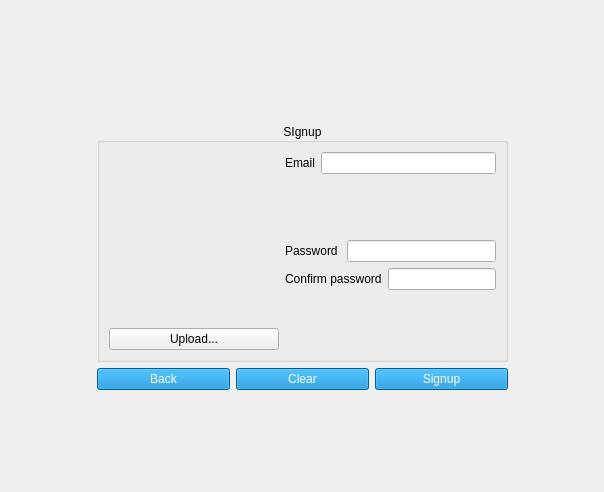
Qt form Client/signup.ui (PolitoTeam/Scriba) before a commit.
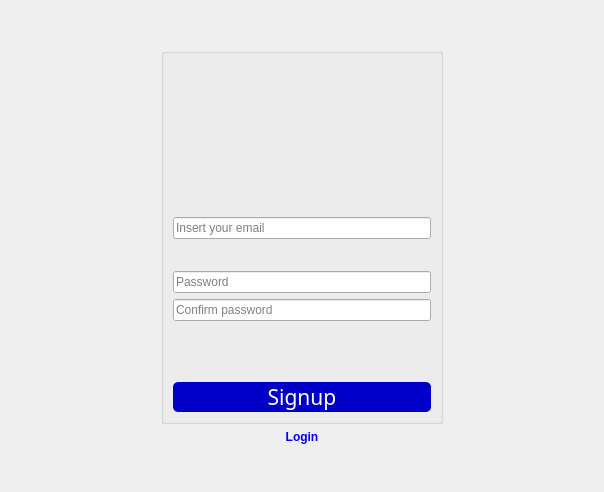
The same form after that commit. Icons and pictures are not drawn. Custom widgets are drawn as their Qt base class.

Commit message: Signup GUI + disable maximize button

Diff of the .ui file:
```diff
--- a/Client/signup.ui
+++ b/Client/signup.ui
@@ -13,35 +13,58 @@
   <property name="windowTitle">
    <string>Form</string>
   </property>
+  <property name="styleSheet">
+   <string notr="true">QToolTip { color: rgb(51, 51, 51); background-color: transparent; border: 0px; }
+QPushButton:hover#pushButtonBackLogin
+{
+	color: rgb(135,206,250)
+}
+QPushButton#pushButtonBackLogin
+{
+	color: rgb(0, 0, 255);
+}
+
+</string>
+  </property>
   <layout class="QGridLayout" name="gridLayout_2">
    <item row="0" column="0">
     <layout class="QGridLayout" name="gridLayout">
-     <item row="5" column="2" colspan="3">
-      <spacer name="verticalSpacer_3">
-       <property name="orientation">
-        <enum>Qt::Vertical</enum>
-       </property>
-       <property name="sizeHint" stdset="0">
-        <size>
-         <width>20</width>
-         <height>40</height>
-        </size>
-       </property>
-      </spacer>
-     </item>
-     <item row="2" column="0">
+     <item row="1" column="0">
       <spacer name="horizontalSpacer">
        <property name="orientation">
         <enum>Qt::Horizontal</enum>
        </property>
+       <property name="sizeType">
+        <enum>QSizePolicy::Maximum</enum>
+       </property>
        <property name="sizeHint" stdset="0">
         <size>
-         <width>40</width>
+         <width>150</width>
          <height>20</height>
         </size>
        </property>
       </spacer>
      </item>
+     <item row="2" column="3">
+      <widget class="QPushButton" name="pushButtonBackLogin">
+       <property name="font">
+        <font>
+         <weight>75</weight>
+         <bold>true</bold>
+        </font>
+       </property>
+       <property name="cursor">
+        <cursorShape>PointingHandCursor</cursorShape>
+       </property>
+       <property name="styleSheet">
+        <string notr="true">border: 0px;
+</string>
+       </property>
+       <property name="text">
+        <string>Login</string>
+       </property>
+      </widget>
+     </item>
      <item row="0" column="2" colspan="3">
       <spacer name="verticalSpacer_4">
        <property name="orientation">
@@ -55,25 +78,23 @@
        </property>
       </spacer>
      </item>
-     <item row="3" column="4" rowspan="2">
-      <widget class="QPushButton" name="pushButtonSignup">
-       <property name="styleSheet">
-        <string notr="true">color: rgb(255, 255, 255);
-border-color: rgb(33, 190, 43);
-background-color: rgb(0, 131, 206);</string>
+     <item row="1" column="5">
+      <spacer name="horizontalSpacer_2">
+       <property name="orientation">
+        <enum>Qt::Horizontal</enum>
        </property>
-       <property name="text">
-        <string>Signup</string>
+       <property name="sizeType">
+        <enum>QSizePolicy::Maximum</enum>
        </property>
-       <property name="autoDefault">
-        <bool>true</bool>
+       <property name="sizeHint" stdset="0">
+        <size>
+         <width>150</width>
+         <height>20</height>
+        </size>
        </property>
-       <property name="default">
-        <bool>false</bool>
-       </property>
-      </widget>
+      </spacer>
      </item>
-     <item row="2" column="2" colspan="3">
+     <item row="1" column="2" colspan="3">
       <widget class="QGroupBox" name="groupBox">
        <property name="sizePolicy">
         <sizepolicy hsizetype="Expanding" vsizetype="Expanding">
@@ -81,60 +102,84 @@
          <verstretch>0</verstretch>
         </sizepolicy>
        </property>
+       <property name="layoutDirection">
+        <enum>Qt::LeftToRight</enum>
+       </property>
+       <property name="styleSheet">
+        <string notr="true"/>
+       </property>
        <property name="title">
-        <string>SIgnup</string>
+        <string/>
        </property>
        <property name="alignment">
         <set>Qt::AlignCenter</set>
        </property>
-       <layout class="QHBoxLayout" name="horizontalLayout_3">
+       <layout class="QVBoxLayout" name="verticalLayout_2">
+        <item alignment="Qt::AlignHCenter|Qt::AlignVCenter">
+         <widget class="ClickableLabel" name="profile_image">
+          <property name="sizePolicy">
+           <sizepolicy hsizetype="Preferred" vsizetype="Preferred">
+            <horstretch>0</horstretch>
+            <verstretch>0</verstretch>
+           </sizepolicy>
+          </property>
+          <property name="minimumSize">
+           <size>
+            <width>120</width>
+            <height>120</height>
+           </size>
+          </property>
+          <property name="maximumSize">
+           <size>
+            <width>120</width>
+            <height>120</height>
+           </size>
+          </property>
+          <property name="cursor">
+           <cursorShape>ArrowCursor</cursorShape>
+          </property>
+          <property name="toolTip">
+           <string/>
+          </property>
+          <property name="styleSheet">
+           <string notr="true">border-color: rgb(252, 1, 7);
+
+</string>
+          </property>
+          <property name="text">
+           <string/>
+          </property>
+          <property name="alignment">
+           <set>Qt::AlignCenter</set>
+          </property>
+          <property name="wordWrap">
+           <bool>false</bool>
+          </property>
+          <property name="margin">
+           <number>0</number>
+          </property>
+         </widget>
+        </item>
         <item>
-         <layout class="QVBoxLayout" name="verticalLayout_5">
-          <property name="sizeConstraint">
-           <enum>QLayout::SetDefaultConstraint</enum>
+         <spacer name="verticalSpacer">
+          <property name="orientation">
+           <enum>Qt::Vertical</enum>
           </property>
-          <item>
-           <widget class="QLabel" name="profile_image">
-            <property name="minimumSize">
-             <size>
-              <width>170</width>
-              <height>170</height>
-             </size>
-            </property>
-            <property name="maximumSize">
-             <size>
-              <width>170</width>
-              <height>170</height>
-             </size>
-            </property>
-            <property name="text">
-             <string/>
-            </property>
-            <property name="alignment">
-             <set>Qt::AlignCenter</set>
-            </property>
-           </widget>
-          </item>
-          <item>
-           <widget class="QPushButton" name="pushButtonUpload">
-            <property name="text">
-             <string>Upload...</string>
-            </property>
-           </widget>
-          </item>
-         </layout>
+          <property name="sizeType">
+           <enum>QSizePolicy::Expanding</enum>
+          </property>
+          <property name="sizeHint" stdset="0">
+           <size>
+            <width>20</width>
+            <height>30</height>
+           </size>
+          </property>
+         </spacer>
         </item>
         <item>
          <layout class="QVBoxLayout" name="verticalLayout">
           <item>
            <layout class="QHBoxLayout" name="horizontalLayout">
-            <item>
-             <widget class="QLabel" name="labelUsername">
-              <property name="text">
-               <string>Email</string>
-              </property>
-             </widget>
-            </item>
             <item>
              <widget class="QLineEdit" name="lineEditUsername">
               <property name="styleSheet">
@@ -146,30 +191,79 @@
               <property name="echoMode">
                <enum>QLineEdit::Normal</enum>
               </property>
+              <property name="placeholderText">
+               <string>Insert your email</string>
+              </property>
              </widget>
             </item>
            </layout>
           </item>
           <item>
-           <widget class="QLabel" name="labelInfoUser">
-            <property name="styleSheet">
-             <string notr="true">color:red;
+           <layout class="QHBoxLayout" name="InfoUserGroup">
+            <item>
+             <spacer name="horizontalSpacer_3">
+              <property name="orientation">
+               <enum>Qt::Horizontal</enum>
+              </property>
+              <property name="sizeType">
+               <enum>QSizePolicy::Maximum</enum>
+              </property>
+              <property name="sizeHint" stdset="0">
+               <size>
+                <width>5</width>
+                <height>20</height>
+               </size>
+              </property>
+             </spacer>
+            </item>
+            <item>
+             <widget class="QLabel" name="iconInfoUser">
+              <property name="sizePolicy">
+               <sizepolicy hsizetype="Minimum" vsizetype="Minimum">
+                <horstretch>0</horstretch>
+                <verstretch>0</verstretch>
+               </sizepolicy>
+              </property>
+              <property name="maximumSize">
+               <size>
+                <width>15</width>
+                <height>15</height>
+               </size>
+              </property>
+              <property name="text">
+               <string/>
+              </property>
+              <property name="pixmap">
+               <pixmap resource="client.qrc">:/images/warning.png</pixmap>
+              </property>
+              <property name="scaledContents">
+               <bool>true</bool>
+              </property>
+             </widget>
+            </item>
+            <item>
+             <widget class="QLabel" name="labelInfoUser">
+              <property name="font">
+               <font>
+                <family>Trebuchet MS</family>
+                <italic>true</italic>
+                <underline>false</underline>
+                <kerning>true</kerning>
+               </font>
+              </property>
+              <property name="styleSheet">
+               <string notr="true">color:red;
 font-style:italic;</string>
-            </property>
-            <property name="text">
-             <string/>
-            </property>
-           </widget>
+              </property>
+              <property name="text">
+               <string/>
+              </property>
+             </widget>
+            </item>
+           </layout>
           </item>
           <item>
            <layout class="QHBoxLayout" name="horizontalLayout_2">
-            <item>
-             <widget class="QLabel" name="labelPassword">
-              <property name="text">
-               <string>Password </string>
-              </property>
-             </widget>
-            </item>
             <item>
              <widget class="QLineEdit" name="lineEditPassword">
               <property name="styleSheet">
@@ -178,104 +272,362 @@
               <property name="echoMode">
                <enum>QLineEdit::Password</enum>
               </property>
+              <property name="placeholderText">
+               <string>Password</string>
+              </property>
              </widget>
             </item>
            </layout>
           </item>
           <item>
            <layout class="QHBoxLayout" name="horizontalLayout_4">
-            <item>
-             <widget class="QLabel" name="labelConfirmPassword">
-              <property name="text">
-               <string>Confirm password</string>
-              </property>
-             </widget>
-            </item>
             <item>
              <widget class="QLineEdit" name="lineEditConfirmPassword">
               <property name="echoMode">
                <enum>QLineEdit::Password</enum>
               </property>
+              <property name="placeholderText">
+               <string>Confirm password</string>
+              </property>
              </widget>
             </item>
            </layout>
           </item>
           <item>
-           <widget class="QLabel" name="labelInfoPass">
-            <property name="styleSheet">
-             <string notr="true">color:red;
+           <layout class="QHBoxLayout" name="InfoPassGroup">
+            <item>
+             <spacer name="horizontalSpacer_4">
+              <property name="orientation">
+               <enum>Qt::Horizontal</enum>
+              </property>
+              <property name="sizeType">
+               <enum>QSizePolicy::Maximum</enum>
+              </property>
+              <property name="sizeHint" stdset="0">
+               <size>
+                <width>5</width>
+                <height>20</height>
+               </size>
+              </property>
+             </spacer>
+            </item>
+            <item>
+             <widget class="QLabel" name="iconInfoPass">
+              <property name="sizePolicy">
+               <sizepolicy hsizetype="Minimum" vsizetype="Minimum">
+                <horstretch>0</horstretch>
+                <verstretch>0</verstretch>
+               </sizepolicy>
+              </property>
+              <property name="maximumSize">
+               <size>
+                <width>15</width>
+                <height>15</height>
+               </size>
+              </property>
+              <property name="text">
+               <string/>
+              </property>
+              <property name="pixmap">
+               <pixmap resource="client.qrc">:/images/warning.png</pixmap>
+              </property>
+              <property name="scaledContents">
+               <bool>true</bool>
+              </property>
+             </widget>
+            </item>
+            <item>
+             <widget class="QLabel" name="labelInfoPass">
+              <property name="font">
+               <font>
+                <italic>true</italic>
+               </font>
+              </property>
+              <property name="styleSheet">
+               <string notr="true">color:red;
 font-style:italic;</string>
-            </property>
-            <property name="text">
-             <string/>
-            </property>
-           </widget>
+              </property>
+              <property name="text">
+               <string/>
+              </property>
+             </widget>
+            </item>
+           </layout>
           </item>
          </layout>
         </item>
+        <item>
+         <spacer name="verticalSpacer_2">
+          <property name="orientation">
+           <enum>Qt::Vertical</enum>
+          </property>
+          <property name="sizeType">
+           <enum>QSizePolicy::Expanding</enum>
+          </property>
+          <property name="sizeHint" stdset="0">
+           <size>
+            <width>20</width>
+            <height>30</height>
+           </size>
+          </property>
+         </spacer>
+        </item>
+        <item>
+         <widget class="QPushButton" name="pushButtonSignup">
+          <property name="palette">
+           <palette>
+            <active>
+             <colorrole role="WindowText">
+              <brush brushstyle="SolidPattern">
+               <color alpha="255">
+                <red>255</red>
+                <green>255</green>
+                <blue>255</blue>
+               </color>
+              </brush>
+             </colorrole>
+             <colorrole role="Button">
+              <brush brushstyle="SolidPattern">
+               <color alpha="255">
+                <red>0</red>
+                <green>0</green>
+                <blue>200</blue>
+               </color>
+              </brush>
+             </colorrole>
+             <colorrole role="Text">
+              <brush brushstyle="SolidPattern">
+               <color alpha="255">
+                <red>255</red>
+                <green>255</green>
+                <blue>255</blue>
+               </color>
+              </brush>
+             </colorrole>
+             <colorrole role="ButtonText">
+              <brush brushstyle="SolidPattern">
+               <color alpha="255">
+                <red>255</red>
+                <green>255</green>
+                <blue>255</blue>
+               </color>
+              </brush>
+             </colorrole>
+             <colorrole role="Base">
+              <brush brushstyle="SolidPattern">
+               <color alpha="255">
+                <red>0</red>
+                <green>0</green>
+                <blue>200</blue>
+               </color>
+              </brush>
+             </colorrole>
+             <colorrole role="Window">
+              <brush brushstyle="SolidPattern">
+               <color alpha="255">
+                <red>0</red>
+                <green>0</green>
+                <blue>200</blue>
+               </color>
+              </brush>
+             </colorrole>
+             <colorrole role="PlaceholderText">
+              <brush brushstyle="NoBrush">
+               <color alpha="128">
+                <red>255</red>
+                <green>255</green>
+                <blue>255</blue>
+               </color>
+              </brush>
+             </colorrole>
+            </active>
+            <inactive>
+             <colorrole role="WindowText">
+              <brush brushstyle="SolidPattern">
+               <color alpha="255">
+                <red>255</red>
+                <green>255</green>
+                <blue>255</blue>
+               </color>
+              </brush>
+             </colorrole>
+             <colorrole role="Button">
+              <brush brushstyle="SolidPattern">
+               <color alpha="255">
+                <red>0</red>
+                <green>0</green>
+                <blue>200</blue>
+               </color>
+              </brush>
+             </colorrole>
+             <colorrole role="Text">
+              <brush brushstyle="SolidPattern">
+               <color alpha="255">
+                <red>255</red>
+                <green>255</green>
+                <blue>255</blue>
+               </color>
+              </brush>
+             </colorrole>
+             <colorrole role="ButtonText">
+              <brush brushstyle="SolidPattern">
+               <color alpha="255">
+                <red>255</red>
+                <green>255</green>
+                <blue>255</blue>
+               </color>
+              </brush>
+             </colorrole>
+             <colorrole role="Base">
+              <brush brushstyle="SolidPattern">
+               <color alpha="255">
+                <red>0</red>
+                <green>0</green>
+                <blue>200</blue>
+               </color>
+              </brush>
+             </colorrole>
+             <colorrole role="Window">
+              <brush brushstyle="SolidPattern">
+               <color alpha="255">
+                <red>0</red>
+                <green>0</green>
+                <blue>200</blue>
+               </color>
+              </brush>
+             </colorrole>
+             <colorrole role="PlaceholderText">
+              <brush brushstyle="NoBrush">
+               <color alpha="128">
+                <red>255</red>
+                <green>255</green>
+                <blue>255</blue>
+               </color>
+              </brush>
+             </colorrole>
+            </inactive>
+            <disabled>
+             <colorrole role="WindowText">
+              <brush brushstyle="SolidPattern">
+               <color alpha="255">
+                <red>255</red>
+                <green>255</green>
+                <blue>255</blue>
+               </color>
+              </brush>
+             </colorrole>
+             <colorrole role="Button">
+              <brush brushstyle="SolidPattern">
+               <color alpha="255">
+                <red>0</red>
+                <green>0</green>
+                <blue>200</blue>
+               </color>
+              </brush>
+             </colorrole>
+             <colorrole role="Text">
+              <brush brushstyle="SolidPattern">
+               <color alpha="255">
+                <red>255</red>
+                <green>255</green>
+                <blue>255</blue>
+               </color>
+              </brush>
+             </colorrole>
+             <colorrole role="ButtonText">
+              <brush brushstyle="SolidPattern">
+               <color alpha="255">
+                <red>255</red>
+                <green>255</green>
+                <blue>255</blue>
+               </color>
+              </brush>
+             </colorrole>
+             <colorrole role="Base">
+              <brush brushstyle="SolidPattern">
+               <color alpha="255">
+                <red>0</red>
+                <green>0</green>
+                <blue>200</blue>
+               </color>
+              </brush>
+             </colorrole>
+             <colorrole role="Window">
+              <brush brushstyle="SolidPattern">
+               <color alpha="255">
+                <red>0</red>
+                <green>0</green>
+                <blue>200</blue>
+               </color>
+              </brush>
+             </colorrole>
+             <colorrole role="PlaceholderText">
+              <brush brushstyle="NoBrush">
+               <color alpha="128">
+                <red>255</red>
+                <green>255</green>
+                <blue>255</blue>
+               </color>
+              </brush>
+             </colorrole>
+            </disabled>
+           </palette>
+          </property>
+          <property name="font">
+           <font>
+            <family>CMU Sans Serif</family>
+            <pointsize>16</pointsize>
+           </font>
+          </property>
+          <property name="cursor">
+           <cursorShape>PointingHandCursor</cursorShape>
+          </property>
+          <property name="styleSheet">
+           <string notr="true">color: rgb(255, 255, 255);
+border:0px;
+border-radius: 5px;
+background-color:  rgba(0, 0, 200);</string>
+          </property>
+          <property name="text">
+           <string>Signup</string>
+          </property>
+          <property name="autoDefault">
+           <bool>true</bool>
+          </property>
+          <property name="default">
+           <bool>false</bool>
+          </property>
+         </widget>
+        </item>
        </layout>
       </widget>
      </item>
-     <item row="2" column="5">
-      <spacer name="horizontalSpacer_2">
+     <item row="4" column="2" colspan="3">
+      <spacer name="verticalSpacer_3">
        <property name="orientation">
-        <enum>Qt::Horizontal</enum>
+        <enum>Qt::Vertical</enum>
        </property>
        <property name="sizeHint" stdset="0">
         <size>
-         <width>40</width>
-         <height>20</height>
+         <width>20</width>
+         <height>40</height>
         </size>
        </property>
       </spacer>
      </item>
-     <item row="1" column="2" colspan="3">
-      <widget class="QLabel" name="label">
-       <property name="text">
-        <string/>
-       </property>
-       <property name="alignment">
-        <set>Qt::AlignCenter</set>
-       </property>
-       <property name="margin">
-        <number>0</number>
-       </property>
-      </widget>
-     </item>
-     <item row="3" column="3" rowspan="2">
-      <widget class="QPushButton" name="pushButtonClear">
-       <property name="styleSheet">
-        <string notr="true">color: rgb(255, 255, 255);
-border-color: rgb(33, 190, 43);
-background-color: rgb(0, 131, 206);</string>
-       </property>
-       <property name="text">
-        <string>Clear</string>
-       </property>
-       <property name="autoDefault">
-        <bool>true</bool>
-       </property>
-       <property name="default">
-        <bool>false</bool>
-       </property>
-      </widget>
-     </item>
-     <item row="3" column="2" rowspan="2">
-      <widget class="QPushButton" name="pushButtonBackLogin">
-       <property name="styleSheet">
-        <string notr="true">color: rgb(255, 255, 255);
-border-color: rgb(33, 190, 43);
-background-color: rgb(0, 131, 206);</string>
-       </property>
-       <property name="text">
-        <string>Back</string>
-       </property>
-      </widget>
-     </item>
     </layout>
    </item>
   </layout>
  </widget>
- <resources/>
+ <customwidgets>
+  <customwidget>
+   <class>ClickableLabel</class>
+   <extends>QLabel</extends>
+   <header>clickablelabel.h</header>
+  </customwidget>
+ </customwidgets>
+ <resources>
+  <include location="client.qrc"/>
+ </resources>
  <connections/>
 </ui>
```
The commit also changes 12 other files.
